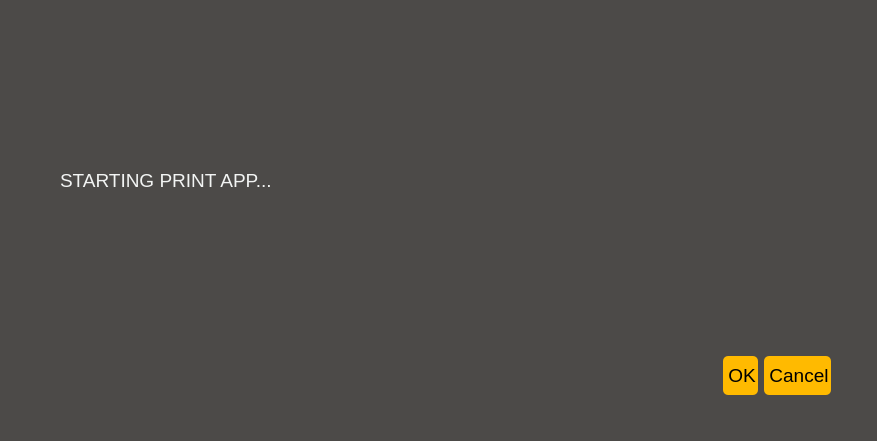
Qt form ui/strdDialog.ui (MOF-ui/PRINT_py) before a commit.
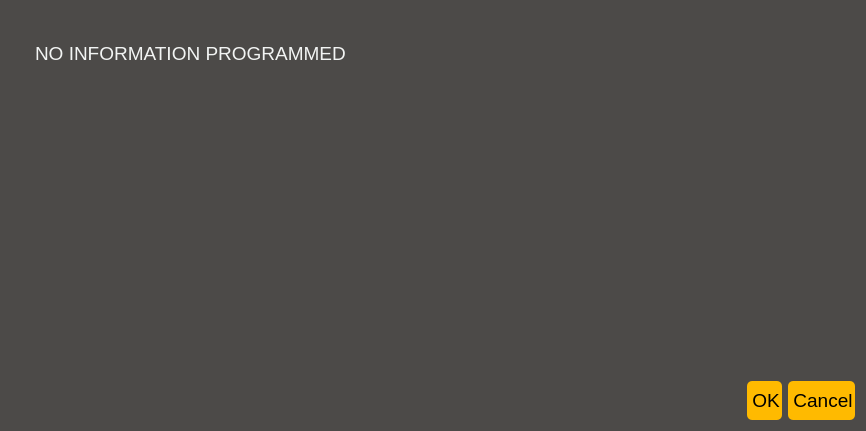
The same form after that commit. Icons and pictures are not drawn.

Commit message: auto mode pause + range chk

Patch:
```diff
--- a/ui/strdDialog.ui
+++ b/ui/strdDialog.ui
@@ -6,10 +6,16 @@
    <rect>
     <x>0</x>
     <y>0</y>
-    <width>877</width>
-    <height>441</height>
+    <width>866</width>
+    <height>431</height>
    </rect>
   </property>
+  <property name="maximumSize">
+   <size>
+    <width>1200</width>
+    <height>800</height>
+   </size>
+  </property>
   <property name="windowTitle">
    <string>Dialog</string>
   </property>
@@ -22,23 +28,147 @@
 background-color: #4c4a48;
 color: #f2f4f3;</string>
   </property>
-  <widget class="QDialogButtonBox" name="buttonBox">
-   <property name="geometry">
-    <rect>
-     <x>490</x>
-     <y>350</y>
-     <width>341</width>
-     <height>51</height>
-    </rect>
-   </property>
-   <property name="font">
-    <font>
-     <family>Bahnschrift</family>
-     <pointsize>14</pointsize>
-    </font>
-   </property>
-   <property name="styleSheet">
-    <string notr="true">QPushButton {
+  <layout class="QVBoxLayout" name="verticalLayout" stretch="1,25,1,5">
+   <item>
+    <spacer name="verticalSpacer_3">
+     <property name="orientation">
+      <enum>Qt::Vertical</enum>
+     </property>
+     <property name="sizeHint" stdset="0">
+      <size>
+       <width>20</width>
+       <height>40</height>
+      </size>
+     </property>
+    </spacer>
+   </item>
+   <item>
+    <widget class="QScrollArea" name="scrollArea">
+     <property name="maximumSize">
+      <size>
+       <width>1200</width>
+       <height>800</height>
+      </size>
+     </property>
+     <property name="styleSheet">
+      <string notr="true">QScrollbar:vertical {
+	background-color: #4c4a48;
+	border-raduis: 4px;
+}    
+QScrollBar::handle:vertical {
+	background-color: #ffba00;
+    min-height: 5px;
+    border-radius: 4px;
+}
+QScrollBar::sub-line:vertical {
+    margin: 3px 0px 3px 0px;
+    border-image: url(:/qss_icons/rc/up_arrow_disabled.png);
+    height: 10px;
+    width: 10px;
+    subcontrol-position: top;
+    subcontrol-origin: margin;
+}
+QScrollBar::add-line:vertical {
+    margin: 3px 0px 3px 0px;
+    border-image: url(:/qss_icons/rc/down_arrow_disabled.png);
+   height: 10px;
+   width: 10px;
+   subcontrol-position: bottom;
+   subcontrol-origin: margin;
+}
+QScrollBar::up-arrow:vertical, QScrollBar::down-arrow:vertical {
+    background: none;
+}
+QScrollBar::add-page:vertical, QScrollBar::sub-page:vertical {
+   background: none;
+}</string>
+     </property>
+     <property name="widgetResizable">
+      <bool>true</bool>
+     </property>
+     <widget class="QWidget" name="scrollAreaWidgetContents_2">
+      <property name="geometry">
+       <rect>
+        <x>0</x>
+        <y>0</y>
+        <width>841</width>
+        <height>326</height>
+       </rect>
+      </property>
+      <property name="maximumSize">
+       <size>
+        <width>1200</width>
+        <height>150000</height>
+       </size>
+      </property>
+      <layout class="QVBoxLayout" name="verticalLayout_2">
+       <item>
+        <widget class="QLabel" name="label">
+         <property name="maximumSize">
+          <size>
+           <width>1200</width>
+           <height>150000</height>
+          </size>
+         </property>
+         <property name="autoFillBackground">
+          <bool>false</bool>
+         </property>
+         <property name="styleSheet">
+          <string notr="true">border-radius: 5px;
+font-family: &quot;Bahnschrift&quot;;
+font-size: 14pt;
+padding: 2px;
+padding-left: 5px;
+background-color: #4c4a48;
+color: #f2f4f3;</string>
+         </property>
+         <property name="frameShape">
+          <enum>QFrame::NoFrame</enum>
+         </property>
+         <property name="text">
+          <string>NO INFORMATION PROGRAMMED</string>
+         </property>
+         <property name="scaledContents">
+          <bool>false</bool>
+         </property>
+         <property name="alignment">
+          <set>Qt::AlignLeading|Qt::AlignLeft|Qt::AlignTop</set>
+         </property>
+         <property name="wordWrap">
+          <bool>true</bool>
+         </property>
+         <property name="margin">
+          <number>20</number>
+         </property>
+        </widget>
+       </item>
+      </layout>
+     </widget>
+    </widget>
+   </item>
+   <item>
+    <spacer name="verticalSpacer_2">
+     <property name="orientation">
+      <enum>Qt::Vertical</enum>
+     </property>
+     <property name="sizeHint" stdset="0">
+      <size>
+       <width>20</width>
+       <height>40</height>
+      </size>
+     </property>
+    </spacer>
+   </item>
+   <item>
+    <widget class="QDialogButtonBox" name="buttonBox">
+     <property name="font">
+      <font>
+       <family>Bahnschrift</family>
+       <pointsize>14</pointsize>
+      </font>
+     </property>
+     <property name="styleSheet">
+      <string notr="true">QPushButton {
 	background-color: #FFBA00;
 	color: #000000;
 	border-radius: 5px;
@@ -55,39 +185,16 @@
 QPushButton:pressed {
 	background-color: #88AB75;
 }</string>
-   </property>
-   <property name="orientation">
-    <enum>Qt::Horizontal</enum>
-   </property>
-   <property name="standardButtons">
-    <set>QDialogButtonBox::Cancel|QDialogButtonBox::Ok</set>
-   </property>
-  </widget>
-  <widget class="QLabel" name="label">
-   <property name="geometry">
-    <rect>
-     <x>50</x>
-     <y>50</y>
-     <width>771</width>
-     <height>261</height>
-    </rect>
-   </property>
-   <property name="styleSheet">
-    <string notr="true">border-radius: 5px;
-font-family: &quot;Bahnschrift&quot;;
-font-size: 14pt;
-padding: 2px;
-padding-left: 5px;
-background-color: #4c4a48;
-color: #f2f4f3;</string>
-   </property>
-   <property name="text">
-    <string>STARTING PRINT APP...</string>
-   </property>
-   <property name="wordWrap">
-    <bool>true</bool>
-   </property>
-  </widget>
+     </property>
+     <property name="orientation">
+      <enum>Qt::Horizontal</enum>
+     </property>
+     <property name="standardButtons">
+      <set>QDialogButtonBox::Cancel|QDialogButtonBox::Ok</set>
+     </property>
+    </widget>
+   </item>
+  </layout>
  </widget>
  <resources/>
  <connections>
```
The commit also changes 13 other files.
